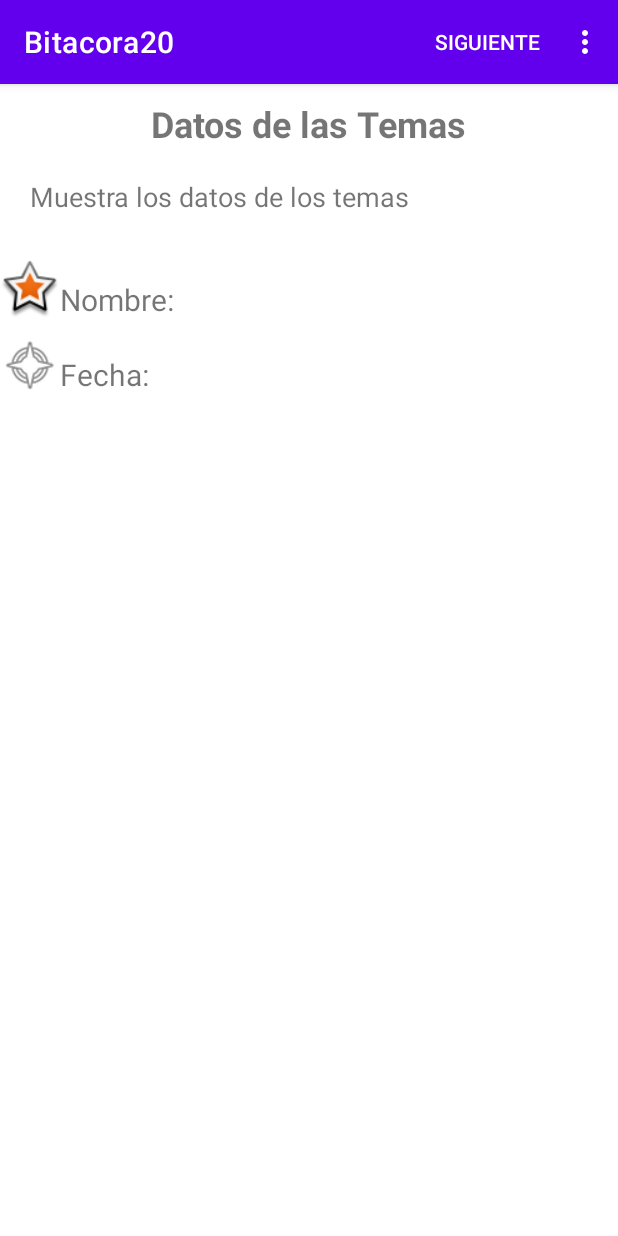
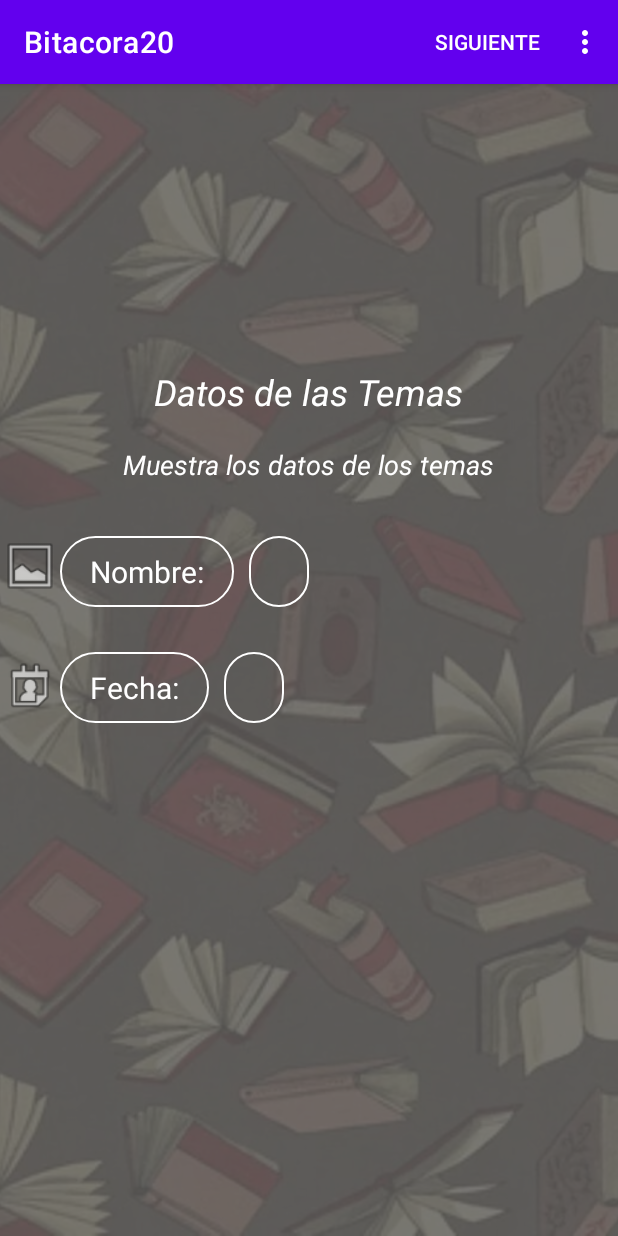
Before and after one commit to PablitoPy/Bitacora2020, an Android app: the VerDatosTemaActivity screen opened directly, with no data from a screen before it, on a phone screen of 412 x 824 dp. Run offline under Robolectric (Android 15) with nearby library versions, the phone set to English and light mode, and no system bars; 1 statement that could not run was skipped.

Commit message:
todas las pantallas fachas

```diff
--- a/app/src/main/res/layout/activity_ver_datos_tema.xml
+++ b/app/src/main/res/layout/activity_ver_datos_tema.xml
@@ -1,28 +1,41 @@
 <?xml version="1.0" encoding="utf-8"?>
-<ScrollView xmlns:android="http://schemas.android.com/apk/res/android"
+
+<RelativeLayout xmlns:android="http://schemas.android.com/apk/res/android"
     android:id="@+id/scrollView1"
     android:layout_width="match_parent"
-    android:layout_height="wrap_content" >
+    android:layout_height="match_parent">
+
+
+    <ImageView
+        android:layout_width="match_parent"
+        android:layout_height="match_parent"
+        android:scaleType="centerCrop"
+        android:src="@drawable/book_background" />
+
     <LinearLayout
         android:layout_width="match_parent"
         android:layout_height="wrap_content"
-        android:orientation="vertical">
+        android:orientation="vertical"
+        android:background="#D7615F5F"
+        android:gravity="center">
+
 
         <TextView
+            android:id="@+id/tit_creacion_grupo"
             android:layout_width="wrap_content"
             android:layout_height="wrap_content"
+            android:layout_gravity="center"
+            android:paddingTop="400dp"
             android:text="@string/ver_datos_tema_titulo"
-            android:id="@+id/tit_creacion_grupo"
-            android:layout_alignParentTop="true"
-            android:layout_gravity="center"
-            android:paddingTop="10dp"
+            android:textColor="@color/white"
             android:textSize="@dimen/tamanho_titulo"
-            android:textStyle="bold"
+            android:textStyle="italic"
+
             />
 
         <TextView
             android:layout_width="wrap_content"
-            android:layout_height="wrap_content"
+            android:layout_height="40dp"
             android:text="@string/ver_datos_tema_descripcion"
             android:id="@+id/desc_actiividad_creacion_tema"
             android:layout_marginTop="20dp"
@@ -30,64 +43,112 @@
             android:paddingLeft="20dp"
             android:paddingRight="20dp"
             android:textSize="@dimen/desc_actividad"
+            android:textColor="@color/white"
+            android:textStyle="italic"
+
             />
+
 
         <LinearLayout
             android:layout_width="match_parent"
             android:layout_height="wrap_content"
+
+            android:gravity="left"
             android:orientation="horizontal"
-            android:layout_marginTop="30dp">
+            android:layout_marginTop="20dp">
 
             <ImageView
                 android:id="@+id/tipo_tarjeta_imagen"
                 android:layout_width="40dp"
                 android:layout_height="40dp"
-                android:src="@android:drawable/star_big_on" />
+                android:src="@android:drawable/ic_menu_gallery"  />
             <TextView
                 android:id="@+id/id_nombre_tema_etiqueta"
                 android:layout_width="wrap_content"
                 android:layout_height="wrap_content"
-                android:layout_gravity="bottom"
-                android:textSize="20sp"
-                android:text="@string/etiqueta_nombre_tema" />
+                android:layout_gravity="center"
+                android:background="@drawable/input"
+                android:paddingLeft="20dp"
+                android:paddingTop="10dp"
+                android:paddingRight="20dp"
+                android:paddingBottom="10dp"
+                android:text="@string/etiqueta_nombre_tema"
+                android:textColor="@color/white"
+
+                android:textSize="20sp" />
+
             <TextView
                 android:id="@+id/id_nombre_tema_valor"
                 android:layout_width="wrap_content"
                 android:layout_height="wrap_content"
-                android:layout_gravity="bottom"
+                android:layout_gravity="center"
                 android:layout_marginLeft="10dp"
-                android:textSize="20sp"
-                />
+                android:background="@drawable/input"
+                android:paddingLeft="20dp"
+                android:paddingTop="10dp"
+                android:paddingRight="20dp"
+                android:paddingBottom="10dp"
+                android:textColor="@color/white"
+
+                android:textSize="20sp" />
+
+            />
         </LinearLayout>
 
         <LinearLayout
             android:layout_width="match_parent"
-            android:layout_height="wrap_content"
+            android:layout_height="match_parent"
+
+            android:gravity="left"
             android:orientation="horizontal"
-            android:layout_marginTop="10dp">
+            android:layout_marginTop="30dp">
 
             <ImageView
-                android:id="@+id/nombre_ape_contacto_imagen"
+                android:id="@+id/tipo_tarjeta_imagen2"
                 android:layout_width="40dp"
-                android:layout_height="40dp"
-                android:src="@android:drawable/ic_menu_compass" />
+                android:layout_height="45dp"
+                android:src="@android:drawable/ic_menu_my_calendar"  />
+
             <TextView
                 android:id="@+id/id_fecha_tema_etiqueta"
                 android:layout_width="wrap_content"
                 android:layout_height="wrap_content"
-                android:layout_gravity="bottom"
-                android:textSize="20sp"
-                android:text="@string/etiqueta_fecha_tema" />
+
+                android:background="@drawable/input"
+                android:paddingLeft="20dp"
+                android:paddingTop="10dp"
+                android:paddingRight="20dp"
+                android:paddingBottom="10dp"
+                android:below="@+id/id_nombre_tema_etiqueta"
+                android:text="@string/etiqueta_fecha_tema"
+                android:textColor="@color/white"
+                android:textColorHint="#FFFDFD"
+                android:textSize="20sp" />
+
             <TextView
                 android:id="@+id/id_fecha_tema_valor"
                 android:layout_width="wrap_content"
                 android:layout_height="wrap_content"
-                android:layout_gravity="bottom"
+                android:layout_gravity="top"
                 android:layout_marginLeft="10dp"
-                android:textSize="20sp"
-                />
+                android:background="@drawable/input"
+
+                android:paddingLeft="20dp"
+                android:paddingTop="10dp"
+                android:paddingRight="20dp"
+                android:paddingBottom="10dp"
+                android:textColor="@color/white"
+                android:textColorHint="#FFFDFD"
+                android:textSize="20sp" />
+            />
         </LinearLayout>
 
+        <LinearLayout
+            android:layout_width="match_parent"
+            android:layout_height="553dp"
+            ></LinearLayout>
 
     </LinearLayout>
-</ScrollView>
+
+
+</RelativeLayout>
```
Also changed, not shown: app/src/main/res/layout/activity_ver_datos_materia.xml (+80 -15 lines), app/src/main/res/layout/elemento_materias.xml (+7 -3 lines), app/src/main/res/layout/elemento_temas.xml (+5 -3 lines), app/src/main/res/layout/list_view_materias.xml (+35 -19 lines), app/src/main/res/layout/list_view_temas.xml (+30 -10 lines).
